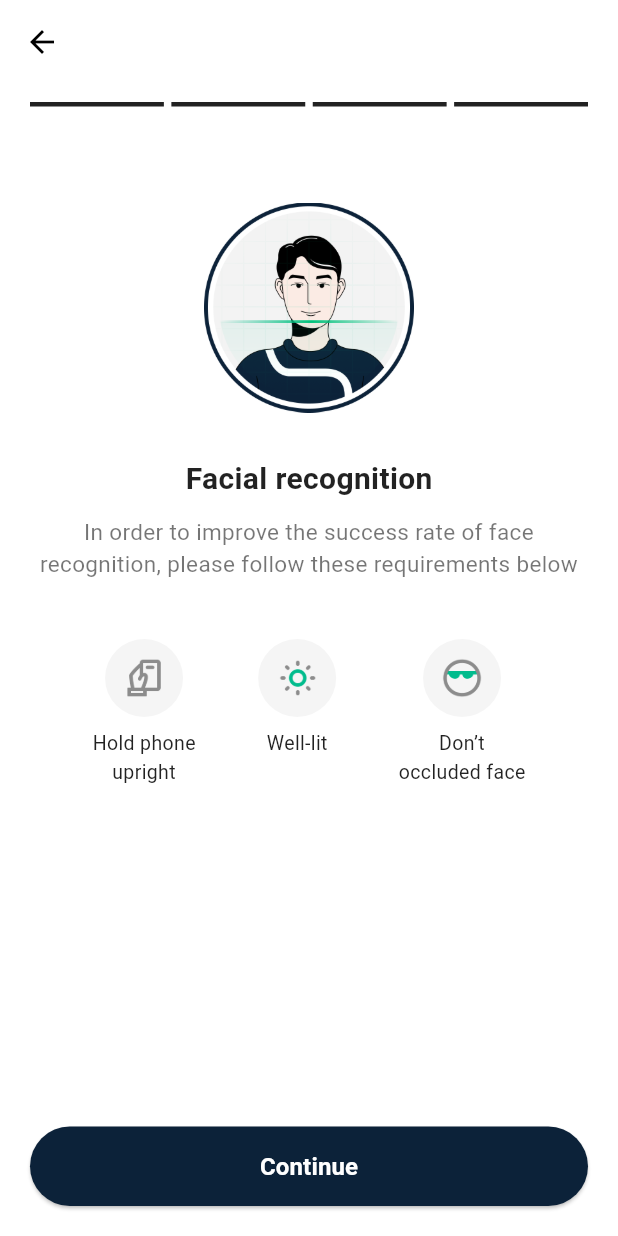
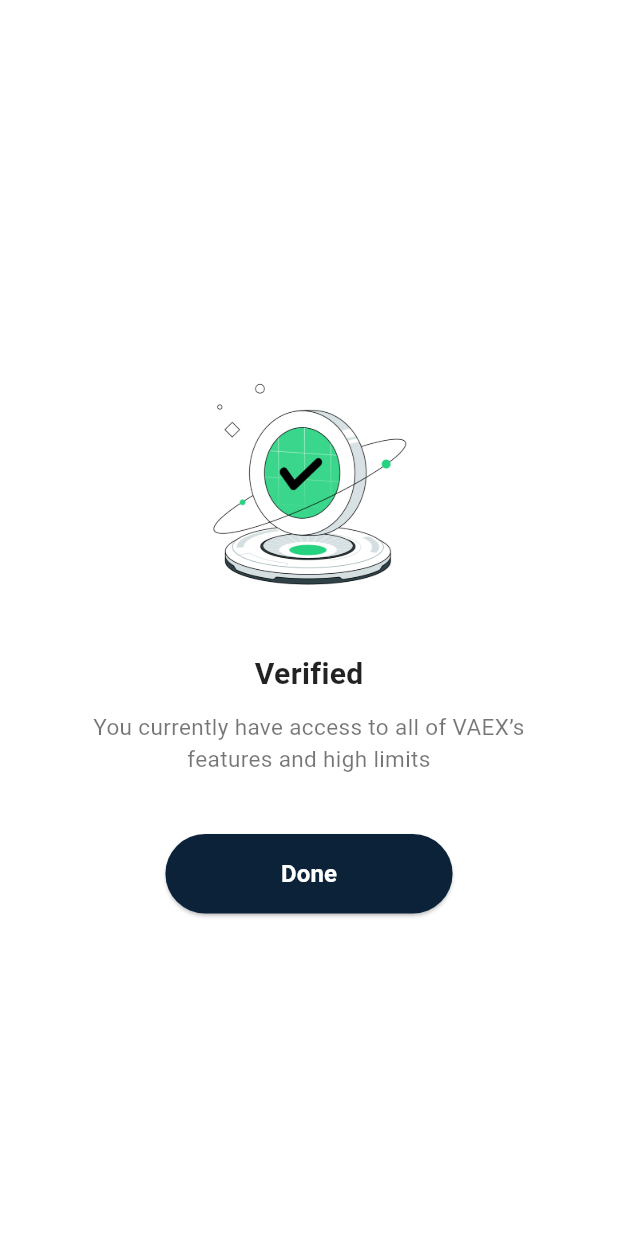
Before and after one commit to Ammara-Akbar/KoolSwitch, a Flutter app: the FacialRecognitionScreen screen opened directly, after a tap on "Continue", on a phone screen of 412 x 824 dp. Run offline on Flutter 3.47's test engine with Material 3 defaults, Android fonts, the phone set to English and light mode, and no system bars.

Commit message:
verification screens

```diff
--- a/kool_switch/lib/splash_screen.dart
+++ b/kool_switch/lib/splash_screen.dart
@@ -2,7 +2,7 @@
 
 import 'dart:async';
 import 'package:flutter/material.dart';
-import 'package:kool_switch/screens/idenitity_verification_screen.dart';
+import 'package:kool_switch/verification_screens/idenitity_verification_screen.dart';
 import 'package:kool_switch/utils/my_images.dart';
 import 'utils/colors.dart';
 
--- a/kool_switch/lib/screens/confirm_id_photo_screen.dart
+++ b/kool_switch/lib/verification_screens/confirm_id_photo_screen.dart
@@ -1,5 +1,5 @@
 import 'package:flutter/material.dart';
-import 'package:kool_switch/screens/proof_address-screen.dart';
+import 'package:kool_switch/verification_screens/proof_address-screen.dart';
 import 'package:kool_switch/utils/colors.dart';
 
 class ConfirmIDPhotoScreen extends StatelessWidget {
--- a/kool_switch/lib/screens/facial_recognition_screen.dart
+++ b/kool_switch/lib/verification_screens/facial_recognition_screen.dart
@@ -1,5 +1,6 @@
 import 'package:flutter/material.dart';
 import 'package:kool_switch/utils/colors.dart';
+import 'package:kool_switch/verification_screens/verification-screen.dart';
 
 class FacialRecognitionScreen extends StatelessWidget {
   const FacialRecognitionScreen({super.key});
@@ -21,7 +22,7 @@ class FacialRecognitionScreen extends StatelessWidget {
         children: [
           // Step indicator
           Padding(
-            padding: const EdgeInsets.symmetric(horizontal: 20,vertical: 12),
+            padding: const EdgeInsets.symmetric(horizontal: 20, vertical: 12),
             child: Row(
               children: [
                 Expanded(child: Container(height: 3, color: Colors.black87)),
@@ -113,7 +114,10 @@ class FacialRecognitionScreen extends StatelessWidget {
                   ),
                 ),
                 onPressed: () {
-                  // Continue action
+                  Navigator.push(
+                    context,
+                    MaterialPageRoute(builder: (_) => const VerifiedScreen()),
+                  );
                 },
                 child: const Text(
                   "Continue",
--- a/kool_switch/lib/screens/idenitity_verification_screen.dart
+++ b/kool_switch/lib/verification_screens/idenitity_verification_screen.dart
@@ -1,6 +1,6 @@
 import 'package:flutter/gestures.dart';
 import 'package:flutter/material.dart';
-import 'package:kool_switch/screens/select_id_type_screen.dart';
+import 'package:kool_switch/verification_screens/select_id_type_screen.dart';
 import 'package:kool_switch/utils/colors.dart';
 
 class IdentityVerificationScreen extends StatelessWidget {
--- a/kool_switch/lib/screens/select_id_type_screen.dart
+++ b/kool_switch/lib/verification_screens/select_id_type_screen.dart
@@ -1,5 +1,5 @@
 import 'package:flutter/material.dart';
-import 'package:kool_switch/screens/passport_photo_instruction_screen.dart';
+import 'package:kool_switch/verification_screens/passport_photo_instruction_screen.dart';
 import 'package:kool_switch/utils/colors.dart';
 
 class SelectIDTypeScreen extends StatefulWidget {
@@ -15,7 +15,7 @@ class _SelectIDTypeScreenState extends State<SelectIDTypeScreen> {
   final List<Map<String, String>> idTypes = [
     {"title": "ID card", "image": "assets/images/idcard1.png"},
     {"title": "Passport", "image": "assets/images/passport.png"},
-    {"title": "Driver’s license", "image": "assets/images/idcard.png"},
+    {"title": "Driver’s license", "image": "assets/images/ICON.png"},
   ];
 
   @override
--- /dev/null
+++ b/kool_switch/lib/verification_screens/verification-screen.dart
@@ -0,0 +1,86 @@
+import 'package:flutter/material.dart';
+import 'package:kool_switch/utils/colors.dart';
+
+class VerifiedScreen extends StatelessWidget {
+  const VerifiedScreen({super.key});
+
+  @override
+  Widget build(BuildContext context) {
+    return Scaffold(
+      backgroundColor: Colors.white,
+      body: SafeArea(
+        child: Padding(
+          padding: const EdgeInsets.symmetric(horizontal: 20),
+          child: Column(
+            mainAxisAlignment: MainAxisAlignment.center,
+            children: [
+              const SizedBox(height: 30),
+
+              // Success illustration
+              Center(
+                child: Image.asset(
+                  "assets/images/verified.png", // add your verified illustration here
+                  height: 170,
+                  fit: BoxFit.contain,
+                ),
+              ),
+
+              const SizedBox(height: 20),
+
+              // Title
+              const Text(
+                "Verified",
+                style: TextStyle(
+                  fontSize: 20,
+                  fontWeight: FontWeight.w700,
+                  color: Colors.black87,
+                ),
+              ),
+              const SizedBox(height: 10),
+
+              // Subtitle
+              Padding(
+                padding: const EdgeInsets.symmetric(horizontal: 12),
+                child: const Text(
+                  "You currently have access to all of VAEX’s features and high limits",
+                  textAlign: TextAlign.center,
+                  style: TextStyle(
+                    fontSize: 15,
+                    color: Colors.black54,
+                  ),
+                ),
+              ),
+
+              const SizedBox(height: 40),
+
+              // Done button
+              SizedBox(
+
+                child: ElevatedButton(
+                  style: ElevatedButton.styleFrom(
+                    backgroundColor: AppColors.primaryColor,
+                    padding: const EdgeInsets.symmetric(vertical: 15,horizontal: 77),
+                    shape: RoundedRectangleBorder(
+                      borderRadius: BorderRadius.circular(30),
+                    ),
+                  ),
+                  onPressed: () {
+
+                  },
+                  child: const Text(
+                    "Done",
+                    style: TextStyle(
+                      fontSize: 16,
+                      fontWeight: FontWeight.w600,
+                      color: Colors.white,
+                    ),
+                  ),
+                ),
+              ),
+            ],
+          ),
+        ),
+      ),
+    );
+  }
+}
```
Also changed, not shown: kool_switch/lib/verification_screens/passport_photo_instruction_screen.dart (renamed from kool_switch/lib/screens/proof_address-screen.dart, +46 -40 lines), kool_switch/lib/verification_screens/proof_address-screen.dart (renamed from kool_switch/lib/screens/passport_photo_instruction_screen.dart, +40 -46 lines), kool_switch/assets/images/ICON.png (added).
